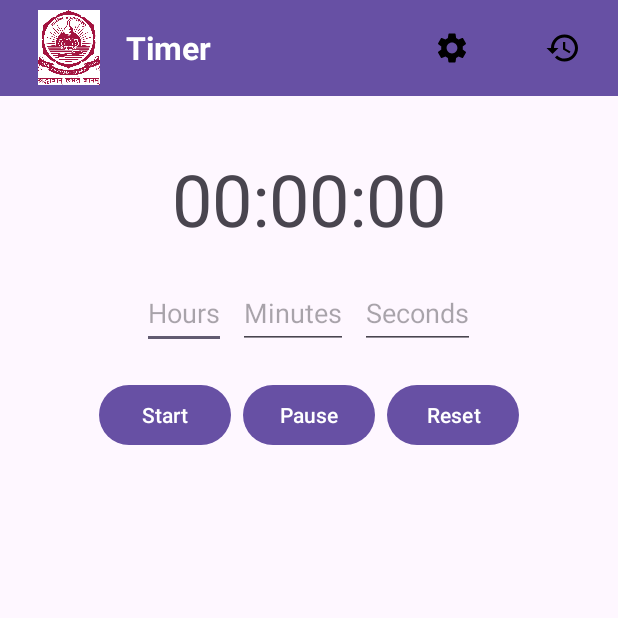
After one commit to Gokulachselvan/Timer-Project, an Android app: the TimerScreenActivity screen opened directly, with no data from a screen before it, on a phone screen of 412 x 824 dp, the top half of it. The commit adds this screen. Run offline under Robolectric (Android 15) with nearby library versions, the phone set to English and light mode, and no system bars.

Commit message:
Second commit

```diff
--- /dev/null
+++ b/app/src/main/java/com/example/timerproject/TimerScreenActivity.java
@@ -0,0 +1,113 @@
+package com.example.timerproject;
+
+import android.content.Intent;
+import android.os.Bundle;
+import android.os.CountDownTimer;
+import android.widget.Button;
+import android.widget.EditText;
+import android.widget.ImageButton;
+import android.widget.TextView;
+import androidx.appcompat.app.AppCompatActivity;
+
+public class TimerScreenActivity extends AppCompatActivity {
+    private TextView timerDisplay;
+    private EditText inputHours, inputMinutes, inputSeconds;
+    private Button startButton, pauseButton, resetButton;
+    private CountDownTimer timer;
+    private long timeLeftInMillis;
+    private boolean isTimerRunning = false;
+
+    @Override
+    protected void onCreate(Bundle savedInstanceState) {
+        super.onCreate(savedInstanceState);
+        setContentView(R.layout.activity_timer_screen);
+
+        // Toolbar buttons
+        ImageButton settingsButton = findViewById(R.id.settings_button);
+        ImageButton historyButton = findViewById(R.id.history_button);
+
+        // Timer controls
+        timerDisplay = findViewById(R.id.timerDisplay);
+        inputHours = findViewById(R.id.inputHours);
+        inputMinutes = findViewById(R.id.inputMinutes);
+        inputSeconds = findViewById(R.id.inputSeconds);
+        startButton = findViewById(R.id.startButton);
+        pauseButton = findViewById(R.id.pauseButton);
+        resetButton = findViewById(R.id.resetButton);
+
+        // Button listeners
+        startButton.setOnClickListener(v -> startTimer());
+        pauseButton.setOnClickListener(v -> pauseTimer());
+        resetButton.setOnClickListener(v -> resetTimer());
+
+        // Toolbar button listeners
+        settingsButton.setOnClickListener(v -> openSoundSettings());
+        historyButton.setOnClickListener(v -> openTimerHistory());
+    }
+
+    private void openSoundSettings() {
+        Intent intent = new Intent(this, SoundSettingsActivity.class);
+        startActivity(intent);
+    }
+
+    private void openTimerHistory() {
+        Intent intent = new Intent(this, TimerHistoryActivity.class);
+        startActivity(intent);
+    }
+
+    private void startTimer() {
+        if (isTimerRunning) return;
+
+        int hours = Integer.parseInt(inputHours.getText().toString().isEmpty() ? "0" : inputHours.getText().toString());
+        int minutes = Integer.parseInt(inputMinutes.getText().toString().isEmpty() ? "0" : inputMinutes.getText().toString());
+        int seconds = Integer.parseInt(inputSeconds.getText().toString().isEmpty() ? "0" : inputSeconds.getText().toString());
+
+        timeLeftInMillis = (hours * 3600 + minutes * 60 + seconds) * 1000;
+        if (timeLeftInMillis == 0) {
+            timerDisplay.setText("00:00:00");
+            return;
+        }
+
+        timer = new CountDownTimer(timeLeftInMillis, 1000) {
+            @Override
+            public void onTick(long millisUntilFinished) {
+                timeLeftInMillis = millisUntilFinished;
+                updateTimerDisplay();
+            }
+
+            @Override
+            public void onFinish() {
+                isTimerRunning = false;
+                timerDisplay.setText("Time's up!");
+            }
+        };
+
+        timer.start();
+        isTimerRunning = true;
+    }
+
+    private void pauseTimer() {
+        if (isTimerRunning) {
+            timer.cancel();
+            isTimerRunning = false;
+        }
+    }
+
+    private void resetTimer() {
+        if (timer != null) timer.cancel();
+        timeLeftInMillis = 0;
+        updateTimerDisplay();
+        inputHours.setText("");
+        inputMinutes.setText("");
+        inputSeconds.setText("");
+        isTimerRunning = false;
+    }
+
+    private void updateTimerDisplay() {
+        int hours = (int) (timeLeftInMillis / 1000) / 3600;
+        int minutes = (int) ((timeLeftInMillis / 1000) % 3600) / 60;
+        int seconds = (int) (timeLeftInMillis / 1000) % 60;
+        String timeFormatted = String.format("%02d:%02d:%02d", hours, minutes, seconds);
+        timerDisplay.setText(timeFormatted);
+    }
+}
--- /dev/null
+++ b/app/src/main/res/drawable/history.xml
@@ -0,0 +1,5 @@
+<vector xmlns:android="http://schemas.android.com/apk/res/android" android:height="24dp" android:tint="#000000" android:viewportHeight="24" android:viewportWidth="24" android:width="24dp">
+
+    <path android:fillColor="@android:color/white" android:pathData="M13,3c-4.97,0 -9,4.03 -9,9L1,12l3.89,3.89 0.07,0.14L9,12L6,12c0,-3.87 3.13,-7 7,-7s7,3.13 7,7 -3.13,7 -7,7c-1.93,0 -3.68,-0.79 -4.94,-2.06l-1.42,1.42C8.27,19.99 10.51,21 13,21c4.97,0 9,-4.03 9,-9s-4.03,-9 -9,-9zM12,8v5l4.28,2.54 0.72,-1.21 -3.5,-2.08L13.5,8L12,8z"/>
+
+</vector>
--- /dev/null
+++ b/app/src/main/res/drawable/settings.xml
@@ -0,0 +1,5 @@
+<vector xmlns:android="http://schemas.android.com/apk/res/android" android:height="24dp" android:tint="#000000" android:viewportHeight="24" android:viewportWidth="24" android:width="24dp">
+
+    <path android:fillColor="@android:color/white" android:pathData="M19.14,12.94c0.04,-0.3 0.06,-0.61 0.06,-0.94c0,-0.32 -0.02,-0.64 -0.07,-0.94l2.03,-1.58c0.18,-0.14 0.23,-0.41 0.12,-0.61l-1.92,-3.32c-0.12,-0.22 -0.37,-0.29 -0.59,-0.22l-2.39,0.96c-0.5,-0.38 -1.03,-0.7 -1.62,-0.94L14.4,2.81c-0.04,-0.24 -0.24,-0.41 -0.48,-0.41h-3.84c-0.24,0 -0.43,0.17 -0.47,0.41L9.25,5.35C8.66,5.59 8.12,5.92 7.63,6.29L5.24,5.33c-0.22,-0.08 -0.47,0 -0.59,0.22L2.74,8.87C2.62,9.08 2.66,9.34 2.86,9.48l2.03,1.58C4.84,11.36 4.8,11.69 4.8,12s0.02,0.64 0.07,0.94l-2.03,1.58c-0.18,0.14 -0.23,0.41 -0.12,0.61l1.92,3.32c0.12,0.22 0.37,0.29 0.59,0.22l2.39,-0.96c0.5,0.38 1.03,0.7 1.62,0.94l0.36,2.54c0.05,0.24 0.24,0.41 0.48,0.41h3.84c0.24,0 0.44,-0.17 0.47,-0.41l0.36,-2.54c0.59,-0.24 1.13,-0.56 1.62,-0.94l2.39,0.96c0.22,0.08 0.47,0 0.59,-0.22l1.92,-3.32c0.12,-0.22 0.07,-0.47 -0.12,-0.61L19.14,12.94zM12,15.6c-1.98,0 -3.6,-1.62 -3.6,-3.6s1.62,-3.6 3.6,-3.6s3.6,1.62 3.6,3.6S13.98,15.6 12,15.6z"/>
+
+</vector>
--- /dev/null
+++ b/app/src/main/res/layout/activity_timer_history.xml
@@ -0,0 +1,4 @@
+<ListView android:id="@+id/timerHistoryList"
+    android:layout_width="match_parent"
+    android:layout_height="match_parent"
+    xmlns:android="http://schemas.android.com/apk/res/android" />
--- a/app/src/main/res/layout/activity_timer_screen.xml
+++ b/app/src/main/res/layout/activity_timer_screen.xml
@@ -1,30 +1,115 @@
-<!-- res/layout/activity_timer_screen.xml -->
 <LinearLayout xmlns:android="http://schemas.android.com/apk/res/android"
+    xmlns:tools="http://schemas.android.com/tools"
     android:layout_width="match_parent"
     android:layout_height="match_parent"
     android:orientation="vertical"
-    android:gravity="center">
+    tools:context=".TimerScreenActivity">
+
+    <!-- AppBarLayout to hold the Toolbar at the top -->
+    <com.google.android.material.appbar.AppBarLayout
+        android:layout_width="match_parent"
+        android:layout_height="wrap_content"
+        android:theme="@style/ThemeOverlay.AppCompat.Dark.ActionBar">
+
+        <!-- Top Toolbar with Settings and History Buttons -->
+        <com.google.android.material.appbar.MaterialToolbar
+            android:id="@+id/toolbar"
+            android:layout_width="match_parent"
+            android:layout_height="wrap_content"
+            android:background="?attr/colorPrimary"
+            android:elevation="4dp">
+
+            <LinearLayout
+                android:layout_width="match_parent"
+                android:layout_height="wrap_content"
+                android:orientation="horizontal"
+                android:gravity="center_vertical">
+
+                <ImageView
+                    android:id="@+id/toolbar_icon"
+                    android:layout_width="60dp"
+                    android:layout_height="50dp"
+                    android:layout_marginEnd="8dp"
+                    android:src="@drawable/amrita" />
+
+                <TextView
+                    android:id="@+id/toolbar_title"
+                    android:layout_width="0dp"
+                    android:layout_height="wrap_content"
+                    android:layout_weight="1"
+                    android:text="Timer"
+                    android:textColor="@android:color/white"
+                    android:textSize="21sp"
+                    android:textStyle="bold" />
+
+                <!-- Settings Button -->
+                <ImageButton
+                    android:id="@+id/settings_button"
+                    android:layout_weight="0.3"
+                    android:layout_width="20dp"
+                    android:layout_height="50dp"
+                    android:background="?attr/selectableItemBackground"
+                    android:contentDescription="Settings"
+                    android:src="@drawable/settings"
+                    tools:ignore="TouchTargetSizeCheck" />
+
+                <!-- History Button -->
+                <ImageButton
+                    android:id="@+id/history_button"
+                    android:layout_width="20dp"
+                    android:layout_height="50dp"
+                    android:layout_weight="0.3"
+                    android:background="?attr/selectableItemBackground"
+                    android:contentDescription="History"
+                    android:src="@drawable/history"
+                    tools:ignore="TouchTargetSizeCheck" />
+            </LinearLayout>
+        </com.google.android.material.appbar.MaterialToolbar>
+    </com.google.android.material.appbar.AppBarLayout>
+
+    <!-- ScrollView for the main content to avoid clipping issues -->
+    <ScrollView
+        android:layout_width="match_parent"
+        android:layout_height="match_parent">
+
+        <LinearLayout
+            android:layout_width="match_parent"
+            android:layout_height="wrap_content"
+            android:orientation="vertical"
+            android:gravity="center"
+            android:padding="16dp">
 
             <TextView
                 android:id="@+id/timerDisplay"
                 android:layout_width="wrap_content"
                 android:layout_height="wrap_content"
                 android:text="00:00:00"
-        android:textSize="48sp"/>
+                android:textSize="48sp"
+                android:layout_marginTop="20dp" />
+
+            <!-- Input fields for hours, minutes, and seconds -->
+            <LinearLayout
+                android:layout_width="wrap_content"
+                android:layout_height="wrap_content"
+                android:orientation="horizontal"
+                android:gravity="center"
+                android:layout_marginTop="20dp">
 
                 <EditText
                     android:id="@+id/inputHours"
                     android:layout_width="wrap_content"
                     android:layout_height="wrap_content"
                     android:hint="Hours"
-        android:minHeight="48dp" />
+                    android:minHeight="48dp"
+                    android:layout_marginEnd="8dp" />
 
                 <EditText
                     android:id="@+id/inputMinutes"
                     android:layout_width="wrap_content"
                     android:layout_height="wrap_content"
                     android:hint="Minutes"
-        android:minHeight="48dp" />
+                    android:minHeight="48dp"
+                    android:layout_marginEnd="8dp" />
 
                 <EditText
                     android:id="@+id/inputSeconds"
@@ -32,23 +117,35 @@
                     android:layout_height="wrap_content"
                     android:hint="Seconds"
                     android:minHeight="48dp" />
+            </LinearLayout>
+
+            <!-- Start, Pause, Reset Buttons -->
+            <LinearLayout
+                android:layout_width="wrap_content"
+                android:layout_height="wrap_content"
+                android:orientation="horizontal"
+                android:layout_marginTop="20dp">
 
                 <Button
+                    android:id="@+id/startButton"
+                    android:layout_width="wrap_content"
                     android:layout_height="wrap_content"
-        android:layout_width="wrap_content"
-        android:id="@+id/startButton"
-        android:text="Start"/>
+                    android:text="Start"
+                    android:layout_marginEnd="8dp" />
 
                 <Button
+                    android:id="@+id/pauseButton"
+                    android:layout_width="wrap_content"
                     android:layout_height="wrap_content"
-        android:layout_width="wrap_content"
-        android:id="@+id/pauseButton"
-        android:text="Pause"/>
+                    android:text="Pause"
+                    android:layout_marginEnd="8dp" />
 
                 <Button
+                    android:id="@+id/resetButton"
+                    android:layout_width="wrap_content"
                     android:layout_height="wrap_content"
-        android:layout_width="wrap_content"
-        android:id="@+id/resetButton"
-        android:text="Reset"/>
-
+                    android:text="Reset" />
             </LinearLayout>
+        </LinearLayout>
+    </ScrollView>
+</LinearLayout>
--- /dev/null
+++ b/app/src/main/res/values/ids.xml
@@ -0,0 +1,4 @@
+<?xml version="1.0" encoding="utf-8"?>
+<resources>
+    <item name="toolbar" type="id" />
+</resources>
```
Also changed, not shown: app/src/main/AndroidManifest.xml (+6 -2 lines), app/src/main/java/com/example/timerproject/SoundSettingsActivity.java (added, +97 -0 lines), app/src/main/java/com/example/timerproject/TimerHistoryActivity.java (added, +67 -0 lines), app/src/main/res/layout/activity_sound_settings.xml (added, +39 -0 lines), app/src/main/res/drawable/amrita.png (added), 3 other files. Lines whose indentation alone changed are shown as unchanged.
